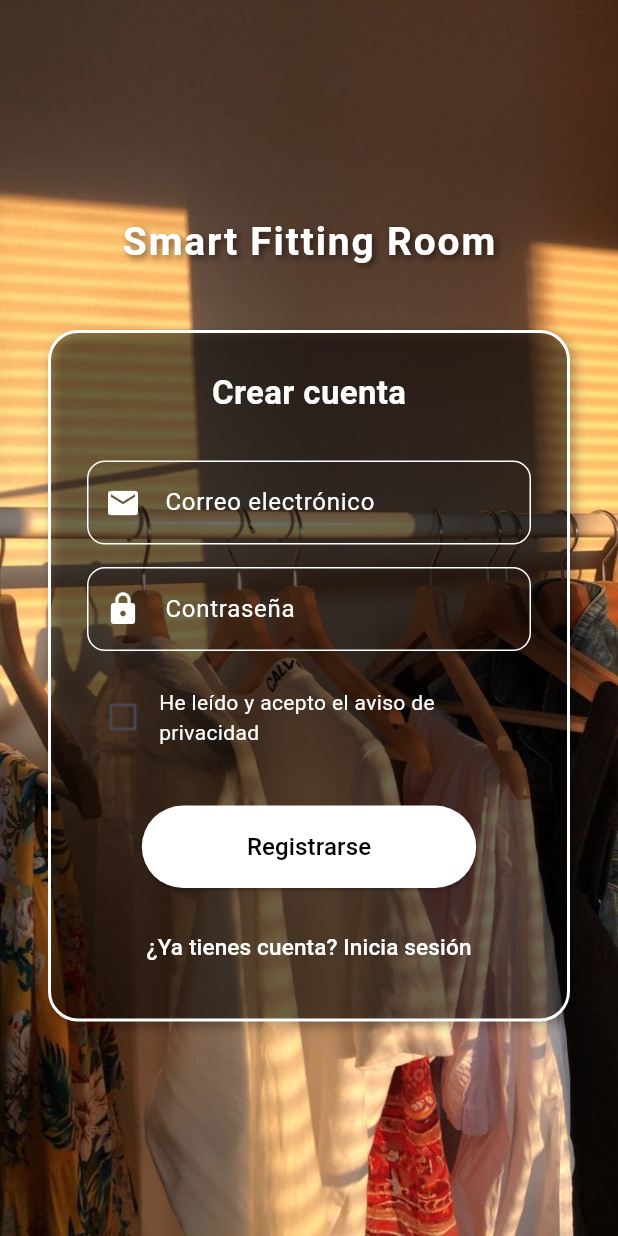
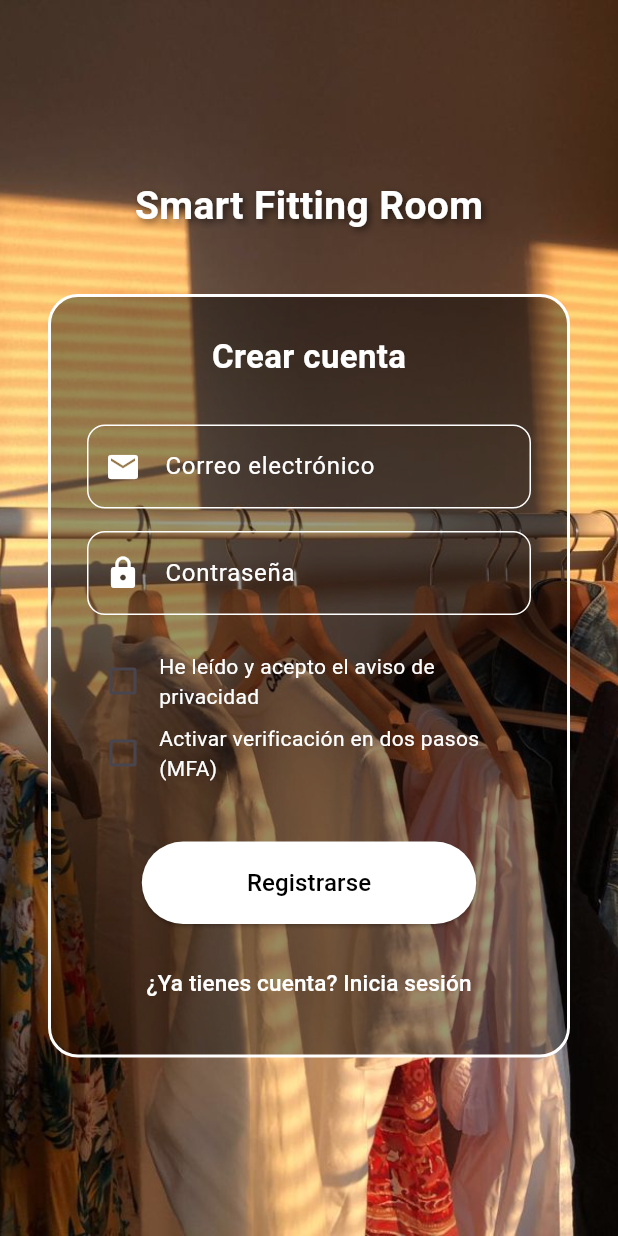
Before and after one commit to FranciscoWal/smart-fitting-room, a Flutter app: the screen it shows after launch, after a tap on "Iniciar sesión", after a tap on "¿No tienes cuenta? Crear una", on a phone screen of 412 x 824 dp. Run offline on Flutter 3.47's test engine with Material 3 defaults, Android fonts, the phone set to English and light mode, and no system bars; our stand-ins replace camera, permission_handler, supabase_flutter; missing offline and left inert: flutter_pdfview, google_mlkit_commons, google_mlkit_pose_detection; accounts and stored records are empty; network calls fail.

Commit message:
encriptación y autenticación

```diff
--- a/lib/presentation/pages/login.dart
+++ b/lib/presentation/pages/login.dart
@@ -6,6 +6,7 @@ import 'package:path_provider/path_provider.dart';
 import 'package:supabase_flutter/supabase_flutter.dart';
 import 'package:smart_fitting_room/config/supabase_config.dart';
 import 'package:smart_fitting_room/presentation/pages/homepage.dart';
+import 'package:smart_fitting_room/presentation/pages/mfa_verification.dart';
 
 // -----------------------------------------------------------------------------
 // Página principal de Login / Registro
@@ -24,6 +25,7 @@ class _LoginPageState extends State<LoginPage> {
   bool _loading = false;
   String? _errorMessage;
   bool _acceptPrivacy = false;
+  bool _enableMFA = false;
 
   bool isValidEmail(String email) {
     final emailRegex = RegExp(r'^[\w-\.]+@([\w-]+\.)+[\w-]{2,4}$');
@@ -78,26 +80,44 @@ class _LoginPageState extends State<LoginPage> {
           password: password,
         );
 
-        if (response.user != null) {
+        final user = response.user;
+        if (user != null) {
+          // 🔐 Verificar si MFA está habilitado
+          final mfaEnabled = user.userMetadata?['mfa_enabled'] == true;
+          if (mfaEnabled) {
+            Navigator.pushReplacement(
+              context,
+              MaterialPageRoute(
+                builder: (_) => MFAVerificationPage(email: email),
+              ),
+            );
+          } else {
             Navigator.pushReplacement(
               context,
               MaterialPageRoute(builder: (_) => const HomePage()),
             );
+          }
         } else {
           setState(() {
             _errorMessage = 'Usuario o contraseña incorrectos';
           });
         }
       } else {
+        // Registro con opción de MFA
         final response = await SupabaseConfig.client.auth.signUp(
           email: email,
           password: password,
+          data: {'mfa_enabled': _enableMFA},
         );
 
         if (response.user != null) {
           ScaffoldMessenger.of(context).showSnackBar(
-            const SnackBar(
-              content: Text('Cuenta creada con éxito. Revisa tu correo.'),
+            SnackBar(
+              content: Text(
+                _enableMFA
+                    ? 'Cuenta creada con MFA activado. Revisa tu correo.'
+                    : 'Cuenta creada con éxito. Revisa tu correo.',
+              ),
             ),
           );
           setState(() => _isLogin = true);
@@ -120,13 +140,7 @@ class _LoginPageState extends State<LoginPage> {
       body: Stack(
         fit: StackFit.expand,
         children: [
-          // 🔹 Imagen de fondo
-          Image.asset(
-            'assets/images/fondo_login.jpeg',
-            fit: BoxFit.cover,
-          ),
-
-          // 🔹 Contenido principal
+          Image.asset('assets/images/fondo_login.jpeg', fit: BoxFit.cover),
           Center(
             child: SingleChildScrollView(
               padding: const EdgeInsets.all(32),
@@ -139,7 +153,6 @@ class _LoginPageState extends State<LoginPage> {
                       color: Colors.white,
                       fontSize: 26,
                       fontWeight: FontWeight.bold,
-                      letterSpacing: 1.2,
                       shadows: [
                         Shadow(
                           blurRadius: 6,
@@ -151,20 +164,13 @@ class _LoginPageState extends State<LoginPage> {
                   ),
                   const SizedBox(height: 40),
 
-                  // 🔹 Caja transparente con texto blanco
+                  // Caja principal
                   Container(
                     padding: const EdgeInsets.all(24),
                     decoration: BoxDecoration(
                       color: Colors.black.withOpacity(0.4),
                       border: Border.all(color: Colors.white, width: 2),
                       borderRadius: BorderRadius.circular(20),
-                      boxShadow: [
-                        BoxShadow(
-                          color: Colors.black.withOpacity(0.3),
-                          blurRadius: 6,
-                          offset: const Offset(3, 3),
-                        ),
-                      ],
                     ),
                     child: Column(
                       children: [
@@ -178,52 +184,30 @@ class _LoginPageState extends State<LoginPage> {
                         ),
                         const SizedBox(height: 30),
 
-                        // 🔹 Campo correo
+                        // Correo
                         TextField(
                           controller: _emailController,
-                          decoration: InputDecoration(
-                            labelText: 'Correo electrónico',
-                            labelStyle: const TextStyle(color: Colors.white),
-                            enabledBorder: OutlineInputBorder(
-                              borderSide: const BorderSide(color: Colors.white),
-                              borderRadius: BorderRadius.circular(12),
-                            ),
-                            focusedBorder: OutlineInputBorder(
-                              borderSide: const BorderSide(
-                                  color: Colors.white, width: 2),
-                              borderRadius: BorderRadius.circular(12),
-                            ),
-                            prefixIcon:
-                                const Icon(Icons.email, color: Colors.white),
+                          decoration: _inputDecoration(
+                            'Correo electrónico',
+                            Icons.email,
                           ),
                           style: const TextStyle(color: Colors.white),
                         ),
                         const SizedBox(height: 15),
 
-                        // 🔹 Campo contraseña
+                        // Contraseña
                         TextField(
                           controller: _passwordController,
                           obscureText: true,
-                          decoration: InputDecoration(
-                            labelText: 'Contraseña',
-                            labelStyle: const TextStyle(color: Colors.white),
-                            enabledBorder: OutlineInputBorder(
-                              borderSide: const BorderSide(color: Colors.white),
-                              borderRadius: BorderRadius.circular(12),
-                            ),
-                            focusedBorder: OutlineInputBorder(
-                              borderSide: const BorderSide(
-                                  color: Colors.white, width: 2),
-                              borderRadius: BorderRadius.circular(12),
-                            ),
-                            prefixIcon:
-                                const Icon(Icons.lock, color: Colors.white),
+                          decoration: _inputDecoration(
+                            'Contraseña',
+                            Icons.lock,
                           ),
                           style: const TextStyle(color: Colors.white),
                         ),
                         const SizedBox(height: 20),
 
-                        // ✅ Checkbox solo visible en "Crear cuenta"
+                        // Aviso de privacidad
                         if (isRegister)
                           Row(
                             children: [
@@ -249,16 +233,39 @@ class _LoginPageState extends State<LoginPage> {
                               ),
                             ],
                           ),
+
+                        // Activar MFA
+                        if (isRegister)
+                          Row(
+                            children: [
+                              Checkbox(
+                                value: _enableMFA,
+                                onChanged: (value) {
+                                  setState(() => _enableMFA = value!);
+                                },
+                                activeColor: Colors.white,
+                                checkColor: Colors.black,
+                              ),
+                              const Expanded(
+                                child: Text(
+                                  'Activar verificación en dos pasos (MFA)',
+                                  style: TextStyle(color: Colors.white),
+                                ),
+                              ),
+                            ],
+                          ),
+
                         const SizedBox(height: 20),
-
                         if (_errorMessage != null)
                           Text(
                             _errorMessage!,
                             style: const TextStyle(
-                                color: Colors.redAccent, fontSize: 14),
+                              color: Colors.redAccent,
+                              fontSize: 14,
                             ),
+                          ),
+
                         const SizedBox(height: 15),
-
                         ElevatedButton(
                           onPressed: _loading ? null : _authenticate,
                           style: ElevatedButton.styleFrom(
@@ -281,8 +288,8 @@ class _LoginPageState extends State<LoginPage> {
                             style: const TextStyle(fontSize: 16),
                           ),
                         ),
+
                         const SizedBox(height: 15),
-
                         TextButton(
                           onPressed: () {
                             setState(() {
@@ -298,7 +305,6 @@ class _LoginPageState extends State<LoginPage> {
                             style: const TextStyle(
                               color: Colors.white,
                               fontSize: 15,
-                              fontWeight: FontWeight.w500,
                             ),
                           ),
                         ),
@@ -311,6 +317,22 @@ class _LoginPageState extends State<LoginPage> {
           ),
         ],
       ),
+    );
+  }
+
+  InputDecoration _inputDecoration(String label, IconData icon) {
+    return InputDecoration(
+      labelText: label,
+      labelStyle: const TextStyle(color: Colors.white),
+      enabledBorder: OutlineInputBorder(
+        borderSide: const BorderSide(color: Colors.white),
+        borderRadius: BorderRadius.circular(12),
+      ),
+      focusedBorder: OutlineInputBorder(
+        borderSide: const BorderSide(color: Colors.white, width: 2),
+        borderRadius: BorderRadius.circular(12),
+      ),
+      prefixIcon: Icon(icon, color: Colors.white),
     );
   }
 }
@@ -350,11 +372,7 @@ class _PrivacyPolicyPageState extends State<PrivacyPolicyPage> {
         backgroundColor: Colors.black,
         title: const Text(
           "Aviso de Privacidad",
-          style: TextStyle(
-            color: Colors.white,
-            decoration: TextDecoration.none,
-            fontWeight: FontWeight.bold,
-          ),
+          style: TextStyle(color: Colors.white, fontWeight: FontWeight.bold),
         ),
         leading: IconButton(
           icon: const Icon(Icons.close, color: Colors.white),
@@ -362,15 +380,8 @@ class _PrivacyPolicyPageState extends State<PrivacyPolicyPage> {
         ),
       ),
       body: localPath == null
-          ? const Center(
-              child: CircularProgressIndicator(color: Colors.white),
-            )
-          : PDFView(
-              filePath: localPath!,
-              enableSwipe: true,
-              autoSpacing: true,
-              swipeHorizontal: false,
-            ),
+          ? const Center(child: CircularProgressIndicator(color: Colors.white))
+          : PDFView(filePath: localPath!),
     );
   }
 }
```
Also changed, not shown: lib/presentation/pages/mfa_verification.dart (added, +154 -0 lines). Lines whose indentation alone changed are shown as unchanged.
